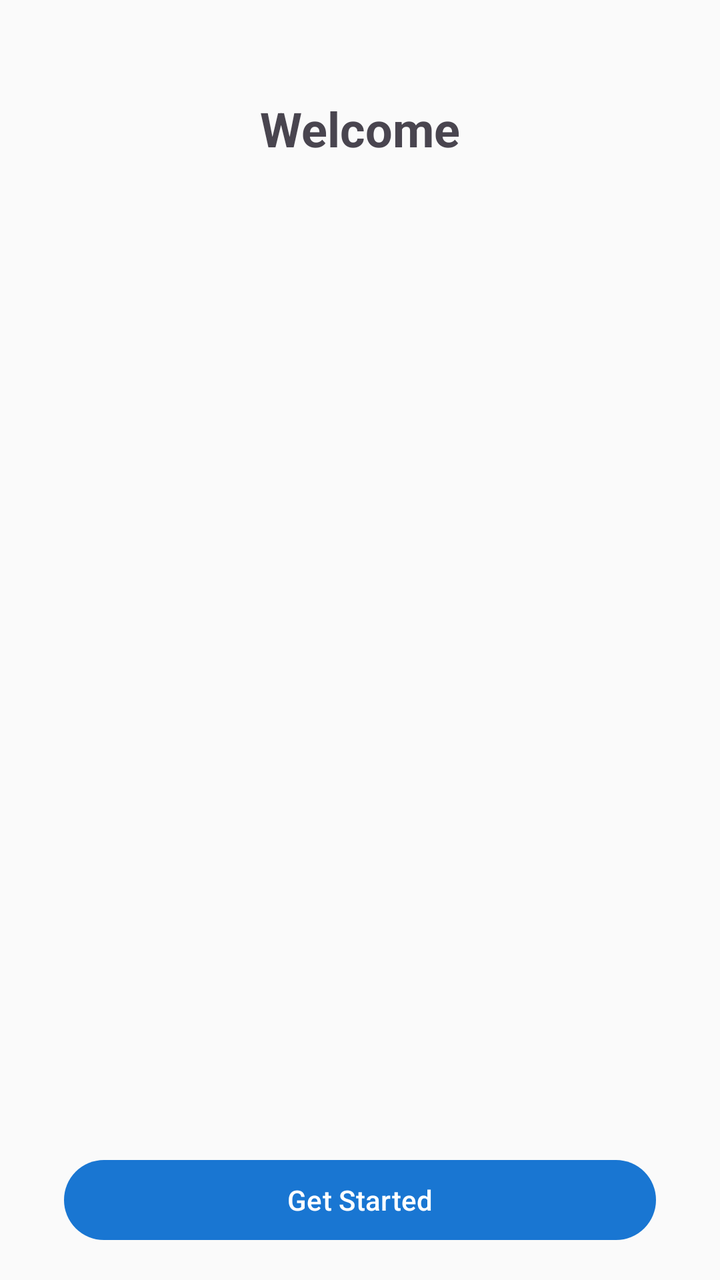
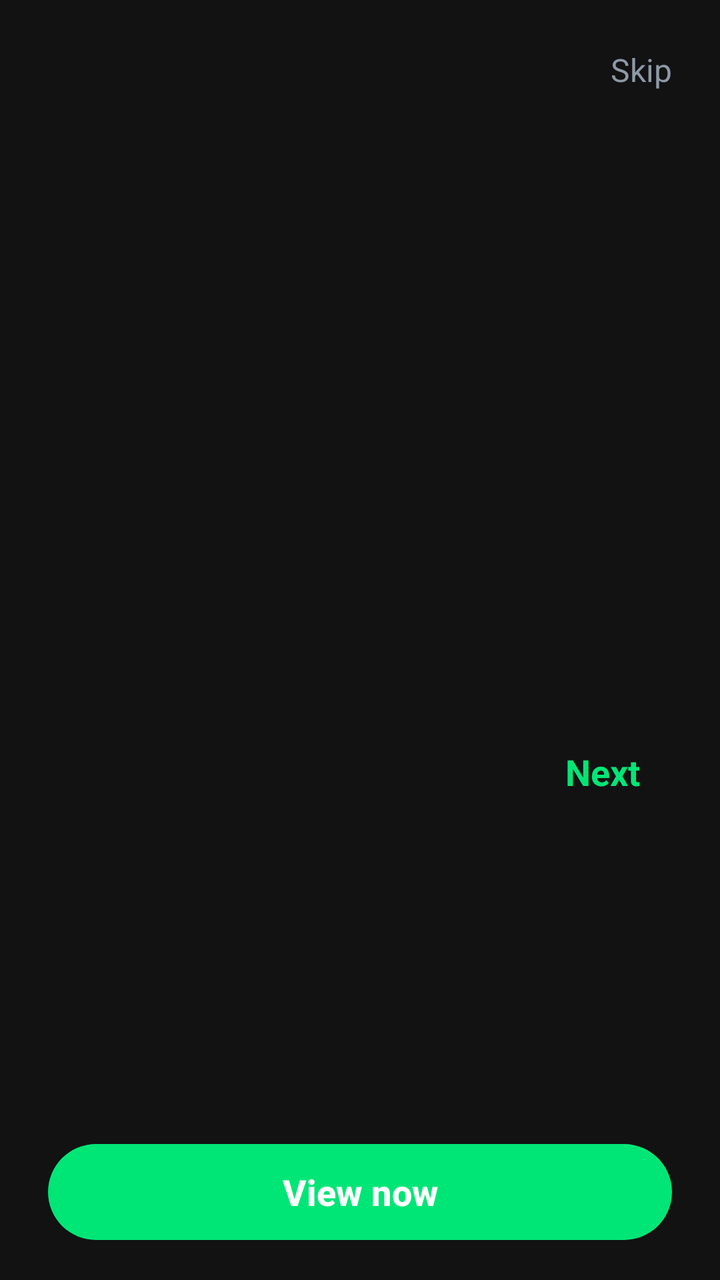

Two renders of the same Android screen: before a commit and after it. Below are the layout's source before the change and the commit's diff.
<!-- AndroidManifest.xml: application theme Theme.NphApp -->
<!-- res/layout/fragment_onboarding.xml -->
<?xml version="1.0" encoding="utf-8"?>
<androidx.constraintlayout.widget.ConstraintLayout
    xmlns:android="http://schemas.android.com/apk/res/android"
    xmlns:app="http://schemas.android.com/apk/res-auto"
    android:layout_width="match_parent"
    android:layout_height="match_parent">

    <TextView
        android:id="@+id/tv_title"
        android:layout_width="wrap_content"
        android:layout_height="wrap_content"
        android:layout_marginTop="48dp"
        android:text="@string/onboarding_title"
        android:textSize="24sp"
        android:textStyle="bold"
        app:layout_constraintEnd_toEndOf="parent"
        app:layout_constraintStart_toStartOf="parent"
        app:layout_constraintTop_toTopOf="parent" />

    

    <com.google.android.material.button.MaterialButton
        android:id="@+id/btn_get_started"
        android:layout_width="0dp"
        android:layout_height="wrap_content"
        android:layout_marginStart="32dp"
        android:layout_marginEnd="32dp"
        android:layout_marginBottom="16dp"
        android:text="@string/btn_get_started"
        app:layout_constraintBottom_toTopOf="@id/ad_banner_container"
        app:layout_constraintEnd_toEndOf="parent"
        app:layout_constraintStart_toStartOf="parent" />

    <FrameLayout
        android:id="@+id/ad_banner_container"
        android:layout_width="match_parent"
        android:layout_height="wrap_content"
        app:layout_constraintBottom_toBottomOf="parent"
        app:layout_constraintEnd_toEndOf="parent"
        app:layout_constraintStart_toStartOf="parent" />

</androidx.constraintlayout.widget.ConstraintLayout>
<!-- resources referenced by this layout -->
<resources>
  <string name="btn_get_started">Get Started</string>
  <string name="onboarding_title">Welcome</string>
  <style name="Theme.NphApp" parent="Theme.Material3.Light.NoActionBar">
          <item name="colorPrimary">@color/primary</item>
          <item name="colorPrimaryDark">@color/primary_dark</item>
          <item name="colorAccent">@color/accent</item>
          <item name="android:windowBackground">@color/background</item>
      </style>
  <color name="primary">#1976D2</color>
  <color name="primary_dark">#1565C0</color>
  <color name="accent">#FF6F00</color>
  <color name="background">#FAFAFA</color>
</resources>

<!-- the commit's change to res/layout/fragment_onboarding.xml (unified diff, before → after) -->
@@ -1,42 +1,94 @@
 <?xml version="1.0" encoding="utf-8"?>
-<androidx.constraintlayout.widget.ConstraintLayout
-    xmlns:android="http://schemas.android.com/apk/res/android"
+<androidx.constraintlayout.widget.ConstraintLayout xmlns:android="http://schemas.android.com/apk/res/android"
     xmlns:app="http://schemas.android.com/apk/res-auto"
     android:layout_width="match_parent"
-    android:layout_height="match_parent">
+    android:layout_height="match_parent"
+    android:background="@color/background">
+
+    <androidx.viewpager2.widget.ViewPager2
+        android:id="@+id/viewPager"
+        android:layout_width="match_parent"
+        android:layout_height="0dp"
+        app:layout_constraintBottom_toTopOf="@+id/layout_bottom"
+        app:layout_constraintTop_toTopOf="parent" />
 
     <TextView
-        android:id="@+id/tv_title"
+        android:id="@+id/tv_skip"
         android:layout_width="wrap_content"
         android:layout_height="wrap_content"
-        android:layout_marginTop="48dp"
-        android:text="@string/onboarding_title"
-        android:textSize="24sp"
-        android:textStyle="bold"
+        android:layout_marginTop="16dp"
+        android:layout_marginEnd="16dp"
+        android:padding="8dp"
+        android:text="@string/skip"
+        android:textColor="@color/text_secondary"
+        android:textSize="16sp"
         app:layout_constraintEnd_toEndOf="parent"
-        app:layout_constraintStart_toStartOf="parent"
         app:layout_constraintTop_toTopOf="parent" />
 
-    
+    <androidx.constraintlayout.widget.ConstraintLayout
+        android:id="@+id/layout_bottom"
+        android:layout_width="match_parent"
+        android:layout_height="wrap_content"
+        app:layout_constraintBottom_toTopOf="@id/ad_banner_container">
 
-    <com.google.android.material.button.MaterialButton
-        android:id="@+id/btn_get_started"
-        android:layout_width="0dp"
-        android:layout_height="wrap_content"
-        android:layout_marginStart="32dp"
-        android:layout_marginEnd="32dp"
-        android:layout_marginBottom="16dp"
-        android:text="@string/btn_get_started"
-        app:layout_constraintBottom_toTopOf="@id/ad_banner_container"
-        app:layout_constraintEnd_toEndOf="parent"
-        app:layout_constraintStart_toStartOf="parent" />
+        <com.google.android.material.tabs.TabLayout
+            android:id="@+id/tabLayout"
+            android:layout_width="wrap_content"
+            android:layout_height="48dp"
+            android:layout_marginStart="24dp"
+            android:background="@android:color/transparent"
+            app:layout_constraintBottom_toTopOf="@+id/ad_native_container"
+            app:layout_constraintStart_toStartOf="parent"
+            app:tabBackground="@drawable/tab_selector"
+            app:tabGravity="center"
+            app:tabIndicatorHeight="0dp"
+            app:tabPaddingEnd="8dp"
+            app:tabPaddingStart="8dp"
+            app:tabRippleColor="@null" />
+
+        <TextView
+            android:id="@+id/tv_next"
+            android:layout_width="wrap_content"
+            android:layout_height="48dp"
+            android:layout_marginEnd="24dp"
+            android:gravity="center"
+            android:paddingHorizontal="16dp"
+            android:text="@string/next"
+            android:textColor="@color/green_main"
+            android:textSize="18sp"
+            android:textStyle="bold"
+            app:layout_constraintBottom_toTopOf="@+id/ad_native_container"
+            app:layout_constraintEnd_toEndOf="parent" />
+
+        <FrameLayout
+            android:id="@+id/ad_native_container"
+            android:layout_width="match_parent"
+            android:layout_height="wrap_content"
+            android:layout_marginBottom="8dp"
+            android:minHeight="150dp"
+            app:layout_constraintBottom_toTopOf="@+id/btn_get_started" />
+
+        <com.google.android.material.button.MaterialButton
+            android:id="@+id/btn_get_started"
+            android:layout_width="match_parent"
+            android:layout_height="56dp"
+            android:layout_marginHorizontal="24dp"
+            android:layout_marginBottom="16dp"
+            android:text="@string/btn_view_now"
+            android:textAllCaps="false"
+            android:textColor="@color/text_white"
+            android:textSize="18sp"
+            android:textStyle="bold"
+            app:backgroundTint="@color/green_main"
+            app:cornerRadius="28dp"
+            app:layout_constraintBottom_toBottomOf="parent" />
+
+    </androidx.constraintlayout.widget.ConstraintLayout>
 
     <FrameLayout
         android:id="@+id/ad_banner_container"
         android:layout_width="match_parent"
         android:layout_height="wrap_content"
-        app:layout_constraintBottom_toBottomOf="parent"
-        app:layout_constraintEnd_toEndOf="parent"
-        app:layout_constraintStart_toStartOf="parent" />
+        app:layout_constraintBottom_toBottomOf="parent" />
 
 </androidx.constraintlayout.widget.ConstraintLayout>
<!-- resource entries referenced after the edit -->
@@ -1,16 +1,43 @@
 <!-- resources referenced by this layout -->
 <resources>
-  <string name="btn_get_started">Get Started</string>
-  <string name="onboarding_title">Welcome</string>
-  <style name="Theme.NphApp" parent="Theme.Material3.Light.NoActionBar">
+  <style name="Theme.NphApp" parent="Theme.Material3.Dark.NoActionBar">
           <item name="colorPrimary">@color/primary</item>
           <item name="colorPrimaryDark">@color/primary_dark</item>
           <item name="colorAccent">@color/accent</item>
           <item name="android:windowBackground">@color/background</item>
       </style>
-  <color name="primary">#1976D2</color>
-  <color name="primary_dark">#1565C0</color>
-  <color name="accent">#FF6F00</color>
-  <color name="background">#FAFAFA</color>
+  <color name="gray_button">#333333</color>
+  <color name="primary">#00E676</color>
+  <color name="primary_dark">#00C853</color>
+  <color name="accent">#FF4444</color>
+  <color name="background">#121212</color>
+  <color name="green_main">#00E676</color>
+  <color name="text_secondary">#8E99A7</color>
+  <color name="text_white">#FFFFFF</color>
+  <!-- drawable tab_selector (drawable) -->
+  <?xml version="1.0" encoding="utf-8"?>
+  <selector xmlns:android="http://schemas.android.com/apk/res/android">
+      <item android:state_selected="true">
+          <layer-list>
+              <item android:width="10dp" android:height="10dp" android:gravity="center">
+                  <shape android:shape="oval">
+                      <solid android:color="@color/green_main" />
+                  </shape>
+              </item>
+          </layer-list>
+      </item>
+      <item>
+          <layer-list>
+              <item android:width="8dp" android:height="8dp" android:gravity="center">
+                  <shape android:shape="oval">
+                      <solid android:color="@color/gray_button" />
+                  </shape>
+              </item>
+          </layer-list>
+      </item>
+  </selector>
+  <string name="btn_view_now">View now</string>
+  <string name="next">Next</string>
+  <string name="skip">Skip</string>
 </resources>
 
